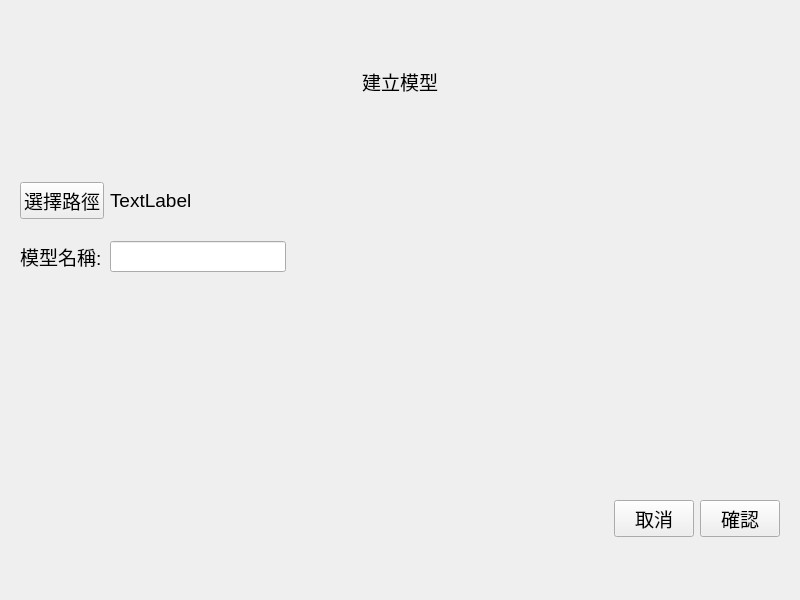
roger0816/BoardT, file src/ActiveManager/editTool/LayerNewModel.ui: the form before one commit.
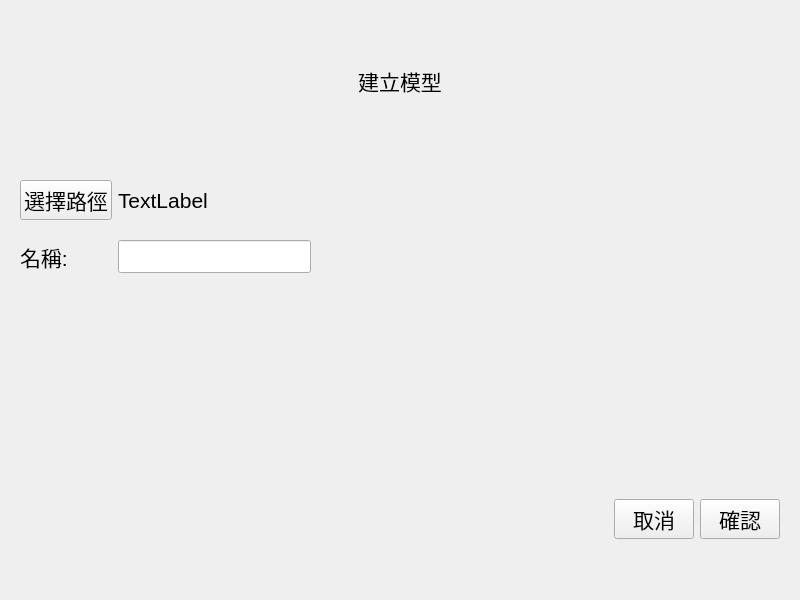
The form after the commit.

Patch:
```diff
--- a/src/ActiveManager/editTool/LayerNewModel.ui
+++ b/src/ActiveManager/editTool/LayerNewModel.ui
@@ -12,7 +12,7 @@
   </property>
   <property name="font">
    <font>
-    <pointsize>14</pointsize>
+    <pointsize>16</pointsize>
    </font>
   </property>
   <property name="windowTitle">
@@ -20,7 +20,12 @@
   </property>
   <layout class="QVBoxLayout" name="verticalLayout">
    <item>
-    <widget class="QLabel" name="label">
+    <widget class="QLabel" name="lbTitle">
+     <property name="font">
+      <font>
+       <pointsize>16</pointsize>
+      </font>
+     </property>
      <property name="text">
       <string>建立模型</string>
      </property>
@@ -61,7 +66,7 @@
       <item row="1" column="0">
        <widget class="QLabel" name="label_2">
         <property name="text">
-         <string>模型名稱:</string>
+         <string>名稱:</string>
         </property>
        </widget>
       </item>
```
